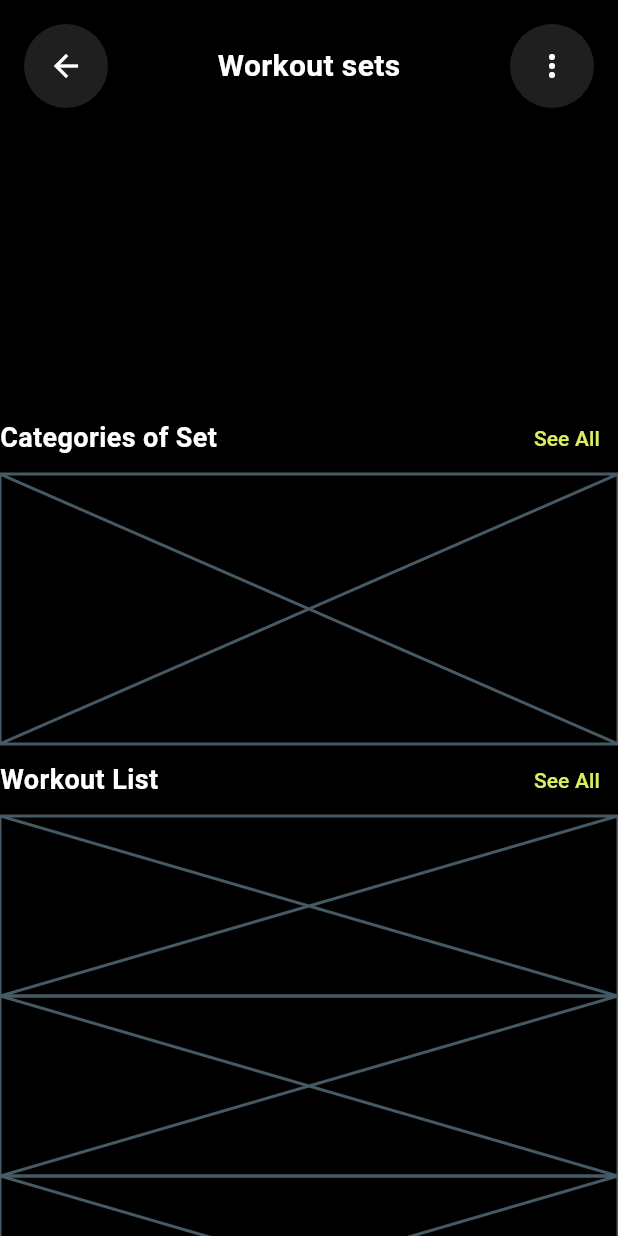
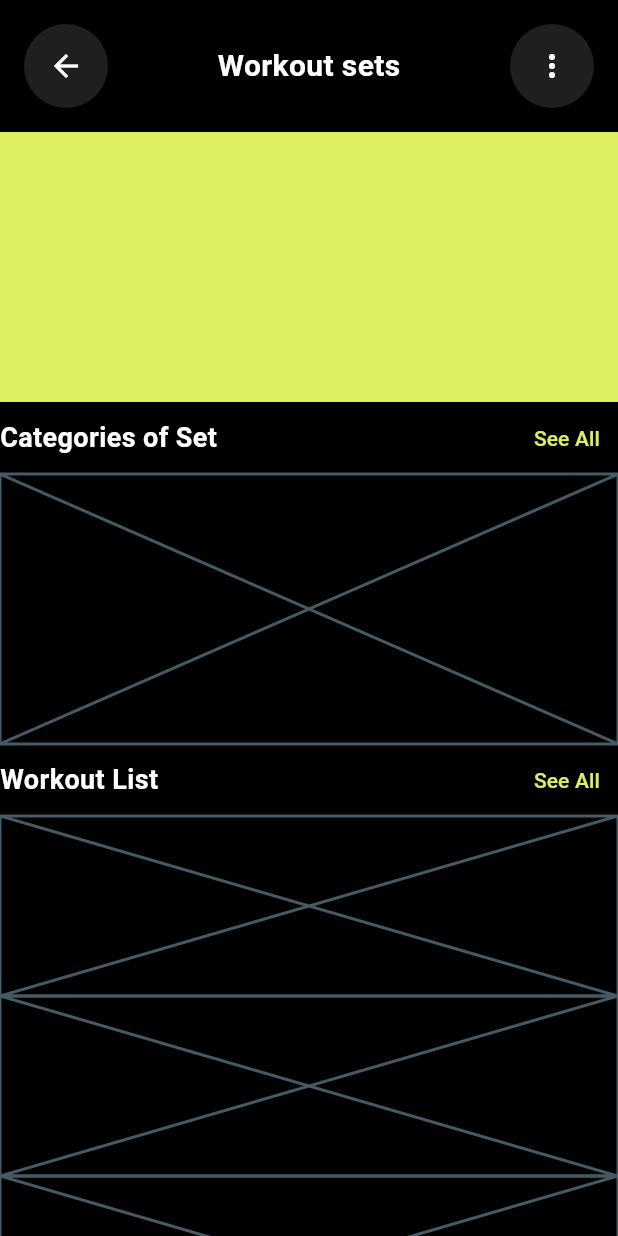
Before and after one commit to JAICHANGPARK/flutter_notebook_chapter_53, a Flutter app: the FitnessHomePage screen opened directly, on a phone screen of 412 x 824 dp. Run offline on Flutter 3.47's test engine with Material 3 defaults, Android fonts, the phone set to English and light mode, and no system bars.

Commit message:
Update fitness_home_page.dart

```diff
--- a/lib/ep2651_fitness_app/ui/fitness_home_page.dart
+++ b/lib/ep2651_fitness_app/ui/fitness_home_page.dart
@@ -49,7 +49,10 @@ class _FitnessHomePageState extends State<FitnessHomePage> {
             ),
             Container(
               height: 180,
-              decoration: ShapeDecoration(shape: RoundedSuperellipseBorder()),
+              decoration: ShapeDecoration(
+                shape: RoundedSuperellipseBorder(),
+                color: Color.fromRGBO(221, 238, 94, 1),
+              ),
             ),
             Row(
               mainAxisAlignment: .spaceBetween,
```
